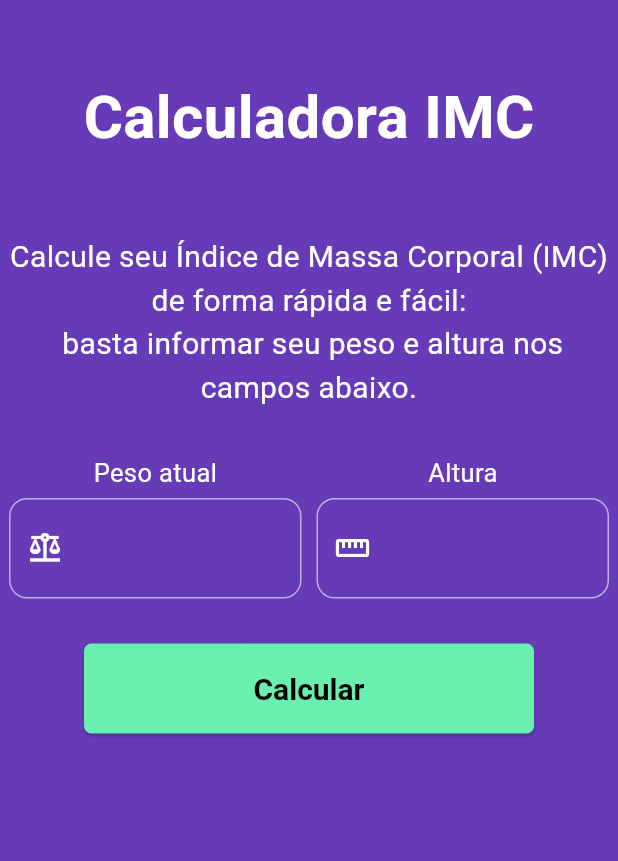
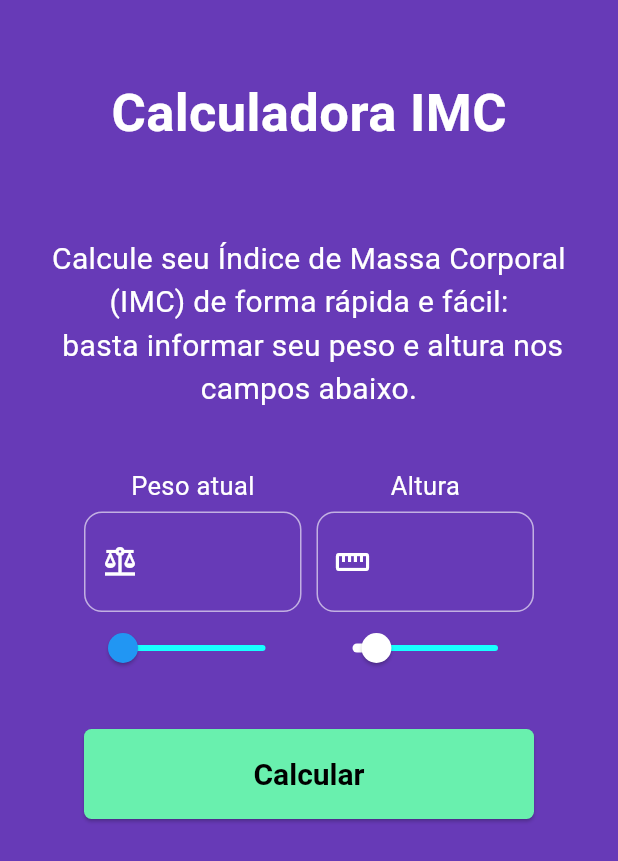
Before and after one commit to marviorocha/calculator_imc, a Flutter app: the screen it shows after launch, on a phone screen of 412 x 824 dp. Shown: the top 861 px of the screen. Run offline on Flutter 3.47's test engine with Material 3 defaults, Android fonts, the light colour scheme and no system bars.

Commit message:
update files for IMC

```diff
--- a/lib/main.dart
+++ b/lib/main.dart
@@ -12,7 +12,7 @@ class MyApp extends StatelessWidget {
   @override
   Widget build(BuildContext context) {
     return MaterialApp(
-      title: 'Flutter Demo',
+      title: 'Calculadora IMC by Marvio Rocha',
       debugShowCheckedModeBanner: false,
       theme: ThemeData(
         colorScheme: ColorScheme.fromSeed(seedColor: Colors.deepPurple),
--- a/lib/view/home/home.dart
+++ b/lib/view/home/home.dart
@@ -11,6 +11,9 @@ class _HomeState extends State<Home> {
   TextEditingController pesoController = TextEditingController(text: '');
   TextEditingController alturaController = TextEditingController(text: '');
 
+  double valuePeso = 40;
+  double valueAltura = 1.3;
+
   double imc = 0.0;
   String classified = "Peso Normal";
   Color colorsResult = Colors.black;
@@ -19,7 +22,9 @@ class _HomeState extends State<Home> {
   Widget build(BuildContext context) {
     return Scaffold(
         backgroundColor: Colors.deepPurple,
-        body: SizedBox(
+        body: ListView(
+          children: [
+            SizedBox(
               width: double.infinity,
               child: Column(
                 crossAxisAlignment: CrossAxisAlignment.center,
@@ -31,18 +36,21 @@ class _HomeState extends State<Home> {
                       style: TextStyle(
                         color: Colors.white,
                         fontWeight: FontWeight.bold,
-                    fontSize: 40,
+                        fontSize: 35,
                       ),
                     ),
                   ),
                   imc == 0.0
-                  ? Text(
+                      ? Padding(
+                          padding: const EdgeInsets.all(8.0),
+                          child: Text(
                             textAlign: TextAlign.center,
                             "Calcule seu Índice de Massa Corporal (IMC) de forma rápida e fácil: \n basta informar seu peso e altura nos campos abaixo.",
                             style: TextStyle(
                                 fontSize: 20,
                                 color: Colors.white,
                                 fontWeight: FontWeight.normal),
+                          ),
                         )
                       : Container(
                           width: 300,
@@ -76,10 +84,11 @@ class _HomeState extends State<Home> {
                   SizedBox(height: 30),
                   SafeArea(
                     child: SizedBox(
-                  width: 400,
+                      width: 300,
                       child: Row(
                         children: [
-                      Flexible(
+                          Expanded(
+                            child: Flexible(
                               child: Column(
                                 children: [
                                   Text(
@@ -91,6 +100,7 @@ class _HomeState extends State<Home> {
                                   ),
                                   SizedBox(height: 5),
                                   TextField(
+                                    enabled: false,
                                     controller: pesoController,
                                     keyboardType: TextInputType.number,
                                     style: TextStyle(
@@ -100,16 +110,18 @@ class _HomeState extends State<Home> {
                                     cursorColor: Colors.white,
                                     decoration: InputDecoration(
                                       suffixText: 'KG',
-                                suffixStyle: TextStyle(color: Colors.white),
+                                      suffixStyle:
+                                          TextStyle(color: Colors.white),
                                       prefixIcon: Icon(
                                         Icons.balance,
-                                  color: const Color.fromRGBO(255, 255, 255, 1),
+                                        color: const Color.fromRGBO(
+                                            255, 255, 255, 1),
                                       ),
                                       contentPadding: EdgeInsets.all(20),
                                       border: OutlineInputBorder(
                                         borderRadius: BorderRadius.circular(12),
                                       ),
-                                enabledBorder: OutlineInputBorder(
+                                      disabledBorder: OutlineInputBorder(
                                         borderRadius: BorderRadius.circular(12),
                                         borderSide: BorderSide(
                                           color: Colors.white60,
@@ -117,15 +129,33 @@ class _HomeState extends State<Home> {
                                       ),
                                       focusedBorder: OutlineInputBorder(
                                         borderRadius: BorderRadius.circular(12),
-                                  borderSide: BorderSide(color: Colors.white),
+                                        borderSide:
+                                            BorderSide(color: Colors.white),
                                       ),
                                     ),
+                                  ),
+                                  Slider(
+                                    value: valuePeso,
+                                    onChanged: (peso) {
+                                      setState(() {
+                                        valuePeso = peso;
+                                        pesoController.text = peso.toString();
+                                      });
+                                    },
+                                    min: 40,
+                                    max: 200,
+                                    divisions: 160,
+                                    thumbColor: Colors.blue,
+                                    activeColor: Colors.white,
+                                    inactiveColor: Colors.cyanAccent,
                                   ),
                                 ],
                               ),
                             ),
+                          ),
                           SizedBox(width: 10),
-                      Flexible(
+                          Expanded(
+                            child: Flexible(
                               child: Column(
                                 children: [
                                   Text(
@@ -137,6 +167,7 @@ class _HomeState extends State<Home> {
                                   ),
                                   SizedBox(height: 5),
                                   TextField(
+                                    enabled: false,
                                     controller: alturaController,
                                     keyboardType: TextInputType.number,
                                     style: TextStyle(
@@ -146,16 +177,18 @@ class _HomeState extends State<Home> {
                                     cursorColor: Colors.white,
                                     decoration: InputDecoration(
                                       suffixText: 'CM',
-                                suffixStyle: TextStyle(color: Colors.white),
+                                      suffixStyle:
+                                          TextStyle(color: Colors.white),
                                       prefixIcon: Icon(
                                         Icons.straighten,
-                                  color: const Color.fromRGBO(255, 255, 255, 1),
+                                        color: const Color.fromRGBO(
+                                            255, 255, 255, 1),
                                       ),
                                       contentPadding: EdgeInsets.all(20),
                                       border: OutlineInputBorder(
                                         borderRadius: BorderRadius.circular(12),
                                       ),
-                                enabledBorder: OutlineInputBorder(
+                                      disabledBorder: OutlineInputBorder(
                                         borderRadius: BorderRadius.circular(12),
                                         borderSide: BorderSide(
                                           color: Colors.white60,
@@ -163,11 +196,28 @@ class _HomeState extends State<Home> {
                                       ),
                                       focusedBorder: OutlineInputBorder(
                                         borderRadius: BorderRadius.circular(12),
-                                  borderSide: BorderSide(color: Colors.white),
+                                        borderSide:
+                                            BorderSide(color: Colors.white),
                                       ),
                                     ),
                                   ),
+                                  Slider(
+                                    value: valueAltura,
+                                    onChanged: (altura) {
+                                      setState(() {
+                                        valueAltura = altura;
+                                        alturaController.text =
+                                            altura.toStringAsFixed(2);
+                                      });
+                                    },
+                                    min: 1.00,
+                                    max: 3.00,
+                                    divisions: 100,
+                                    activeColor: Colors.white,
+                                    inactiveColor: Colors.cyanAccent,
+                                  ),
                                 ],
+                              ),
                             ),
                           )
                         ],
@@ -204,13 +254,25 @@ class _HomeState extends State<Home> {
                       backgroundColor: Colors.greenAccent,
                       foregroundColor: Colors.black,
                       shape: RoundedRectangleBorder(
-                    borderRadius: BorderRadius.circular(5), // button's shape
+                        borderRadius:
+                            BorderRadius.circular(5), // button's shape
                       ),
                     ),
                     child: Text("Calcular"),
                   ),
+                  SizedBox(height: 350)
                 ],
               ),
+            ),
+            Container(
+              height: 60,
+              color: Colors.white,
+              child: const Center(
+                child: Text(
+                    'Copyright © 2025 by Make is ❤️ with Marvio Rocha - www.marviorocha.com'),
+              ),
+            ),
+          ],
         ));
   }
 
--- a/pubspec.yaml
+++ b/pubspec.yaml
@@ -1,5 +1,5 @@
 name: calculadora_imc
-description: "A new Flutter project."
+description: "Calculadora IMC by Marvio Rocha"
 # The following line prevents the package from being accidentally published to
 # pub.dev using `flutter pub publish`. This is preferred for private packages.
 publish_to: 'none' # Remove this line if you wish to publish to pub.dev
@@ -56,7 +56,6 @@ flutter:
   # included with your application, so that you can use the icons in
   # the material Icons class.
   uses-material-design: true
-
   # To add assets to your application, add an assets section, like this:
   # assets:
   #   - images/a_dot_burr.jpeg
```
Also changed, not shown: 4 other files. Lines whose indentation alone changed are shown as unchanged.
